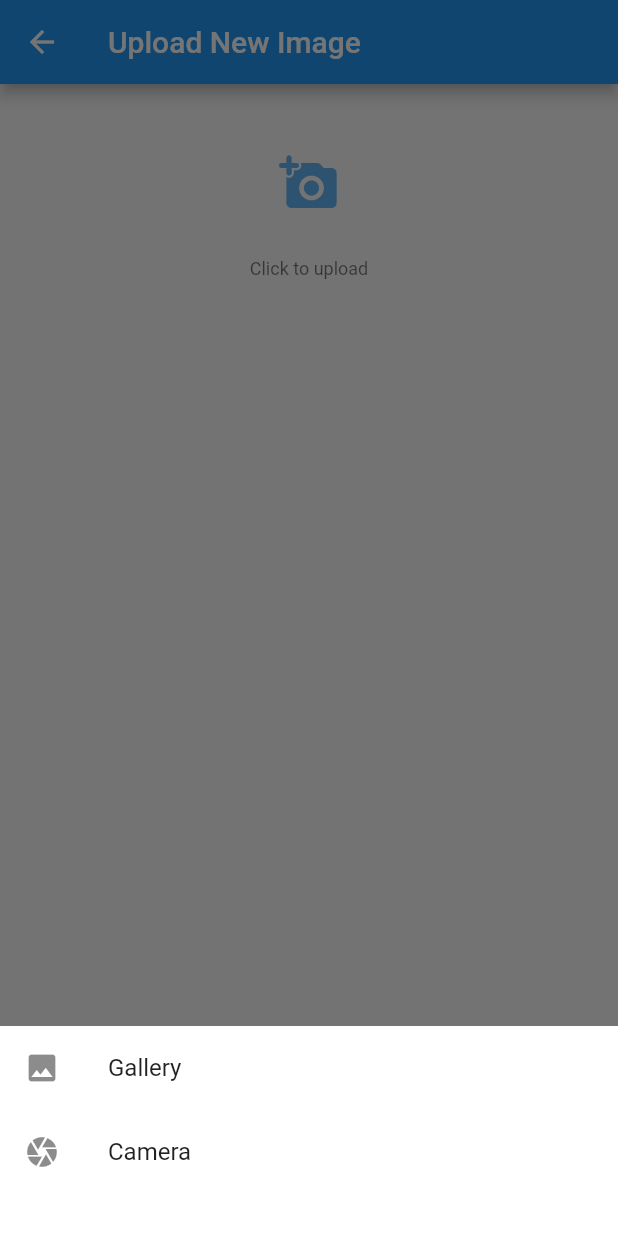
After one commit to keanallen/ascendtek_exam, a Flutter app: the UploadPage screen opened directly, after a tap on the "add a photo" icon, on a phone screen of 412 x 824 dp. The commit adds this screen. Run offline on Flutter 3.47's test engine with Material 2 defaults, Android fonts, the light colour scheme and no system bars; our stand-ins replace get, image_picker, parse_server_sdk_flutter; network calls fail; statements that could not run were skipped.

Commit message:
implement: image uploading

```diff
--- a/lib/app/controller/home_controller.dart
+++ b/lib/app/controller/home_controller.dart
@@ -1,12 +1,28 @@
+// ignore_for_file: avoid_print
+
+import 'dart:convert';
+import 'dart:io';
+
+import 'package:ascendtek_exam/app/model/tags_model.dart';
+import 'package:ascendtek_exam/app/widgets/dialogs.dart';
+import 'package:flutter/material.dart';
 import 'package:get/get.dart';
+import 'package:image_picker/image_picker.dart';
 import 'package:parse_server_sdk_flutter/parse_server_sdk.dart';
 
 class HomeController extends GetxController {
   var user = ParseUser(null, null, null).obs;
+  var searchTag = TextEditingController();
+  var tags = <TagModel>[].obs;
+  var selectedTags = <TagModel>[].obs;
+  var filteredTags = <TagModel>[].obs;
+  var imagePath = "".obs;
+  XFile? image;
 
   @override
   void onInit() async {
     user.value = await ParseUser.currentUser();
+    getTags();
     super.onInit();
   }
 
@@ -23,4 +39,82 @@ class HomeController extends GetxController {
 
     return avatar;
   }
+
+  Future getTags() async {
+    ParseObject tag = ParseObject("Tags");
+    QueryBuilder query = QueryBuilder(tag);
+    var response = await query.query();
+    if (response.success) {
+      tags.value = tagModelFromJson(response.results.toString());
+    }
+  }
+
+  void filterTag(String tag) {
+    filteredTags.clear();
+    var matchTag = tags.where(
+        (element) => element.tagname.toLowerCase().contains(tag.toLowerCase()));
+    if (tag.isNotEmpty) {
+      filteredTags.addAll(matchTag);
+    }
+  }
+
+  void addTag(String tag) async {
+    var matchTag = tags.where(
+        (element) => element.tagname.toLowerCase().contains(tag.toLowerCase()));
+    if (matchTag.isEmpty) {
+      CustomDialog.spiner(label: 'Saving Tag...');
+      ParseObject _tags = ParseObject("Tags");
+      _tags.set('tagname', tag.capitalize);
+      var response = await _tags.save();
+      Get.close(1);
+      if (response.success) {
+        var body = jsonDecode(response.results!.first.toString());
+        TagModel newTag = TagModel.fromJson(body);
+        tags.add(newTag);
+        selectedTags.add(newTag);
+        searchTag.clear();
+      }
+    }
+  }
+
+  void uploadImage() async {
+    try {
+      ImageSource source = await CustomDialog.selectImageSource();
+      image = await ImagePicker().pickImage(
+        source: source,
+        imageQuality: 90,
+      );
+      imagePath.value = image!.path;
+    } catch (e) {
+      print("=== EXCEPTION MESSAGE ===");
+      print(e);
+      print("=== END EXCEPTION MESSAGE ===");
+    }
+  }
+
+  Future shareImage() async {
+    CustomDialog.spiner(label: 'Sharing...');
+    ParseFile file = ParseFile(File(imagePath.value));
+    var response = await file.upload();
+    if (response.success) {
+      var img = response.results!.first as ParseFile;
+      String imgUrl = img.url!;
+
+      var me = await ParseUser.currentUser();
+      ParseObject upload = ParseObject("Uploads");
+      upload.set('uploader', me);
+      upload.set('image', imgUrl);
+      upload.set(
+          'tags', selectedTags.map((element) => element.tagname).toList());
+      var res = await upload.save();
+      Get.close(1);
+      if (res.success) {
+        selectedTags.clear();
+        imagePath.value = "";
+        CustomDialog.alert(
+            title: 'Success',
+            content: 'You\'ve successfully uploaded an image!');
+      }
+    }
+  }
 }
--- /dev/null
+++ b/lib/app/model/tags_model.dart
@@ -0,0 +1,36 @@
+// To parse this JSON data, do
+//
+//     final tagModel = tagModelFromJson(jsonString);
+
+import 'dart:convert';
+
+List<TagModel> tagModelFromJson(String str) =>
+    List<TagModel>.from(json.decode(str).map((x) => TagModel.fromJson(x)));
+
+String tagModelToJson(List<TagModel> data) =>
+    json.encode(List<dynamic>.from(data.map((x) => x.toJson())));
+
+class TagModel {
+  TagModel({
+    required this.className,
+    required this.objectId,
+    required this.tagname,
+  });
+
+  String className;
+  String objectId;
+
+  String tagname;
+
+  factory TagModel.fromJson(Map<String, dynamic> json) => TagModel(
+        className: json["className"],
+        objectId: json["objectId"],
+        tagname: json["tagname"],
+      );
+
+  Map<String, dynamic> toJson() => {
+        "className": className,
+        "objectId": objectId,
+        "tagname": tagname,
+      };
+}
--- a/lib/app/views/home/home_page.dart
+++ b/lib/app/views/home/home_page.dart
@@ -1,4 +1,5 @@
 import 'package:ascendtek_exam/app/controller/home_controller.dart';
+import 'package:ascendtek_exam/app/views/home/upload_page.dart';
 import 'package:flutter/material.dart';
 import 'package:flutter/rendering.dart';
 import 'package:get/get.dart';
@@ -12,6 +13,10 @@ class HomePage extends StatelessWidget {
     return Scaffold(
       appBar: AppBar(
         title: const Text('Home'),
+      ),
+      floatingActionButton: FloatingActionButton(
+        onPressed: () => Get.to(() => const UploadPage()),
+        child: const Icon(Icons.add_a_photo_outlined),
       ),
       drawer: Drawer(
         child: Obx(
--- /dev/null
+++ b/lib/app/views/home/upload_page.dart
@@ -0,0 +1,202 @@
+import 'dart:io';
+
+import 'package:ascendtek_exam/app/controller/home_controller.dart';
+import 'package:ascendtek_exam/app/widgets/added_chip.dart';
+import 'package:flutter/material.dart';
+import 'package:get/get.dart';
+
+class UploadPage extends StatelessWidget {
+  const UploadPage({Key? key}) : super(key: key);
+
+  @override
+  Widget build(BuildContext context) {
+    var home = Get.find<HomeController>();
+    return Scaffold(
+      appBar: AppBar(
+        title: const Text("Upload New Image"),
+      ),
+      floatingActionButton: Obx(
+        () => home.selectedTags.isEmpty
+            ? Container()
+            : Container(
+                width: context.width / 2.5,
+                padding: const EdgeInsets.all(8),
+                child: ElevatedButton(
+                  onPressed: () => home.shareImage(),
+                  child: FittedBox(
+                    child: Row(
+                      children: const [
+                        Icon(Icons.share_sharp),
+                        Text("Share Image"),
+                      ],
+                    ),
+                  ),
+                ),
+              ),
+      ),
+      floatingActionButtonLocation: FloatingActionButtonLocation.centerFloat,
+      body: SizedBox(
+        width: context.width,
+        height: context.height,
+        child: Obx(() => SingleChildScrollView(
+              child: Padding(
+                padding: const EdgeInsets.all(16),
+                child: Column(
+                  mainAxisAlignment: MainAxisAlignment.center,
+                  crossAxisAlignment: CrossAxisAlignment.center,
+                  children: [
+                    if (home.imagePath.isEmpty)
+                      Column(
+                        children: [
+                          SizedBox(
+                            width: 100,
+                            height: 100,
+                            child: IconButton(
+                                onPressed: () =>
+                                    Get.find<HomeController>().uploadImage(),
+                                icon: Icon(
+                                  Icons.add_a_photo_rounded,
+                                  size: 40,
+                                  color: Colors.blue[300],
+                                )),
+                          ),
+                          Text(
+                            "Click to upload",
+                            style: Get.textTheme.caption,
+                          ),
+                        ],
+                      ),
+                    if (home.imagePath.isNotEmpty)
+                      Column(
+                        crossAxisAlignment: CrossAxisAlignment.start,
+                        children: [
+                          Container(
+                            padding: const EdgeInsets.only(bottom: 20),
+                            child: TextField(
+                              controller: home.searchTag,
+                              onChanged: (value) => home.filterTag(value),
+                              onSubmitted: (value) => home.addTag(value),
+                              decoration: const InputDecoration(
+                                hintText: 'Search or Create New Tag...',
+                                label: Text("Add Tag"),
+                              ),
+                            ),
+                          ),
+
+                          /// Available Tags
+                          if (home.filteredTags.isNotEmpty)
+                            Padding(
+                              padding: const EdgeInsets.all(8.0),
+                              child: Text(
+                                "Results",
+                                style: Get.textTheme.headline6,
+                              ),
+                            ),
+                          Wrap(
+                            children: List.generate(
+                              home.filteredTags.length,
+                              (index) => tagChip(
+                                tagModel: home.filteredTags[index],
+                              ),
+                            ),
+                          ),
+
+                          /// Selected Image to upload
+                          Image.file(File(home.imagePath.value)),
+
+                          /// Added Tags
+                          if (home.selectedTags.isNotEmpty)
+                            Text(
+                              "Tags:",
+                              style: Get.textTheme.caption!.copyWith(height: 2),
+                            ),
+                          Padding(
+                            padding: const EdgeInsets.only(top: 8.0),
+                            child: Wrap(
+                              children: List.generate(
+                                  home.selectedTags.length,
+                                  (index) => AddedChip(
+                                        home: home,
+                                        index: index,
+                                      )),
+                            ),
+                          ),
+                          TextButton(
+                              style: TextButton.styleFrom(
+                                primary: Colors.red,
+                              ),
+                              onPressed: () {
+                                home.imagePath.value = "";
+                                home.selectedTags.clear();
+                              },
+                              child: const Text("Remove Image"))
+                        ],
+                      )
+                  ],
+                ),
+              ),
+            )),
+      ),
+    );
+  }
+}
+
+Widget tagChip({
+  tagModel,
+}) {
+  return InkWell(
+      onTap: () {
+        var home = Get.find<HomeController>();
+        var tagmodel = home.selectedTags.where(
+          (p0) => p0.objectId == tagModel.objectId,
+        );
+
+        if (tagmodel.isEmpty) {
+          if (tagModel != tagmodel) {
+            home.selectedTags.add(tagModel);
+          }
+        }
+        home.searchTag.clear();
+        Future.delayed(const Duration(milliseconds: 300))
+            .then((value) => home.filteredTags.clear());
+      },
+      child: Stack(
+        children: [
+          Container(
+            padding: const EdgeInsets.symmetric(
+              vertical: 5.0,
+              horizontal: 5.0,
+            ),
+            child: Container(
+              padding: const EdgeInsets.symmetric(
+                horizontal: 10.0,
+                vertical: 10.0,
+              ),
+              decoration: BoxDecoration(
+                color: Colors.deepOrangeAccent,
+                borderRadius: BorderRadius.circular(100.0),
+              ),
+              child: Text(
+                '${tagModel.tagname}',
+                style: const TextStyle(
+                  color: Colors.white,
+                  fontSize: 15.0,
+                ),
+              ),
+            ),
+          ),
+          Positioned(
+            right: 0,
+            child: CircleAvatar(
+              backgroundColor: Colors.blue[300],
+              radius: 10.0,
+              child: const Icon(
+                Icons.add,
+                size: 12.0,
+                color: Colors.white,
+              ),
+            ),
+          )
+        ],
+      ));
+}
--- a/lib/app/widgets/dialogs.dart
+++ b/lib/app/widgets/dialogs.dart
@@ -1,5 +1,6 @@
 import 'package:flutter/material.dart';
 import 'package:get/get.dart';
+import 'package:image_picker/image_picker.dart';
 
 class CustomDialog {
   static void alert({required String title, required String content}) {
@@ -14,4 +15,56 @@ class CustomDialog {
       ],
     );
   }
+
+  static void spiner({String? label}) {
+    Get.dialog(Material(
+      color: Colors.transparent,
+      child: Center(
+        child: Column(
+          mainAxisAlignment: MainAxisAlignment.center,
+          children: [
+            const CircularProgressIndicator(),
+            Text(
+              label!,
+              style: const TextStyle(height: 2, color: Colors.white),
+            )
+          ],
+        ),
+      ),
+    ));
+  }
+
+  static Future selectImageSource() async {
+    ImageSource? imageSource;
+    await Get.bottomSheet(
+        Container(
+          height: 140,
+          decoration: const BoxDecoration(color: Colors.white),
+          child: Column(
+            children: [
+              ListTile(
+                leading: const Icon(Icons.photo),
+                title: const Text('Gallery'),
+                onTap: () {
+                  imageSource = ImageSource.gallery;
+                  Get.close(1);
+                },
+              ),
+              ListTile(
+                leading: const Icon(Icons.camera),
+                title: const Text('Camera'),
+                onTap: () {
+                  imageSource = ImageSource.camera;
+                  Get.close(1);
+                },
+              ),
+            ],
+          ),
+        ),
+        shape: const RoundedRectangleBorder(
+            borderRadius: BorderRadius.only(
+                topLeft: Radius.circular(10), topRight: Radius.circular(10))));
+
+    return imageSource!;
+  }
 }
--- a/lib/main.dart
+++ b/lib/main.dart
@@ -1,6 +1,7 @@
 import 'dart:io';
 
 import 'package:ascendtek_exam/app/views/auth/login_page.dart';
+import 'package:ascendtek_exam/app/views/home/home_page.dart';
 import 'package:flutter/material.dart';
 import 'package:get/get.dart';
 import 'package:parse_server_sdk_flutter/parse_server_sdk.dart';
@@ -28,7 +29,8 @@ class MyApp extends StatelessWidget {
       theme: ThemeData(
         primarySwatch: Colors.blue,
       ),
-      home: const LoginPage(),
+      // home: const LoginPage(),
+      home: const HomePage(),
     );
   }
 }
```
Also changed, not shown: lib/app/widgets/added_chip.dart (added, +41 -0 lines), pubspec.lock.
